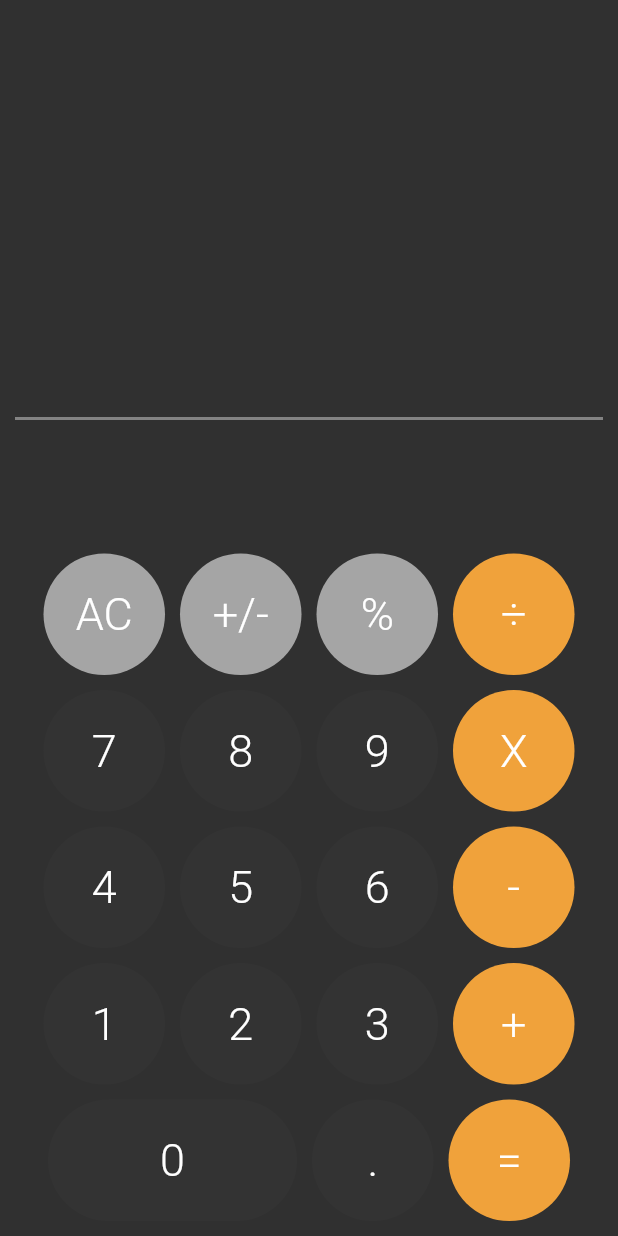
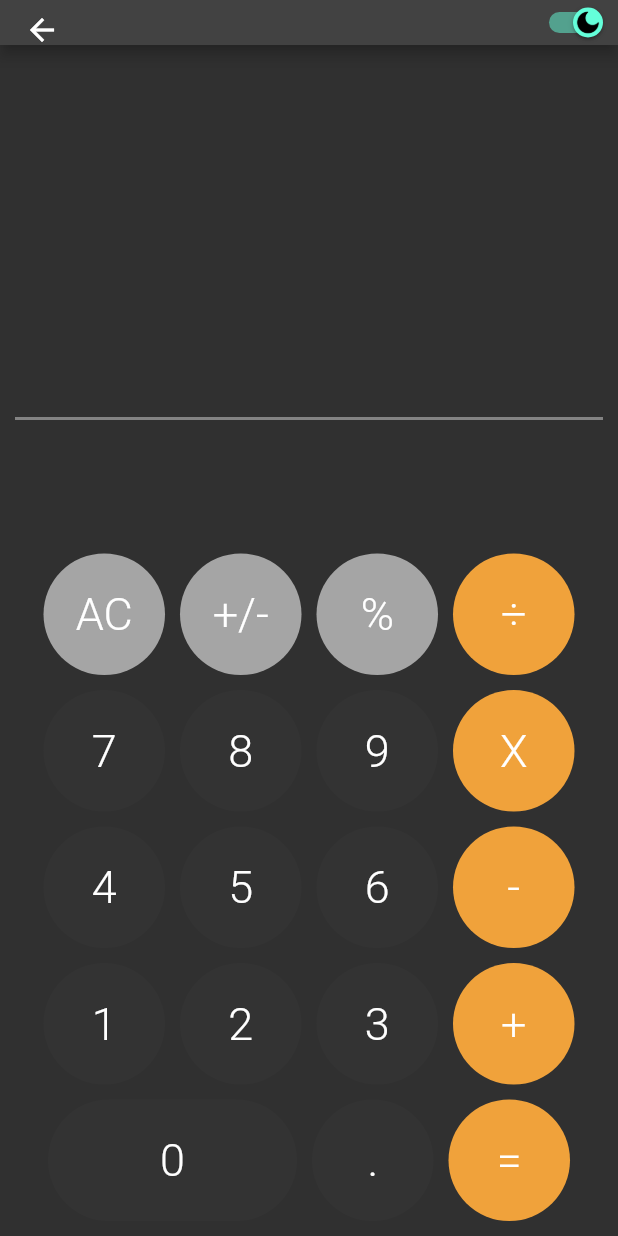
Before and after one commit to cech5/calculator_flutter, a Flutter app: the CalculatorView screen opened directly, on a phone screen of 412 x 824 dp. Run offline on Flutter 3.47's test engine with Material 2 defaults, Android fonts, the phone set to English and light mode, and no system bars; our stand-ins replace auto_size_text, bloc, equatable, flutter_bloc; generated files the repository leaves out were written again.

Commit message:
Add appbar in calculator view

```diff
--- /dev/null
+++ b/lib/features/calculator/calculator.dart
@@ -0,0 +1,2 @@
+export 'bloc/calculator_cubit.dart';
+export 'views/calculator_page.dart';
--- a/lib/features/calculator/views/carculator_view.dart
+++ b/lib/features/calculator/views/carculator_view.dart
@@ -1,4 +1,7 @@
+import 'package:auto_size_text/auto_size_text.dart';
 import 'package:calculator_flutter/features/calculator/bloc/calculator_cubit.dart';
+import 'package:calculator_flutter/features/theme/cubit/app_theme_cubit.dart';
+import 'package:calculator_flutter/features/theme/themes/app_themes.dart';
 import 'package:flutter/material.dart';
 import 'package:flutter_bloc/flutter_bloc.dart';
 
@@ -7,7 +10,23 @@ class CalculatorView extends StatelessWidget {
 
   @override
   Widget build(BuildContext context) {
+    //print(MediaQuery.of(context).size.width);
     return Scaffold(
+      appBar: AppBar(
+        toolbarHeight: 30,
+        actions: [
+          Switch(
+            value: context.select((AppThemeCubit cubit) => cubit.state) ==
+                    AppTheme.darkTheme || false,
+            onChanged: (value) {
+              context.read<AppThemeCubit>().toogleTheme();
+            },
+            activeThumbImage: const AssetImage('assets/images/dark-mode.png'),
+            inactiveThumbImage:
+                const AssetImage('assets/images/light-mode.png'),
+          )
+        ],
+      ),
       body: SafeArea(
         child: Container(
           margin: const EdgeInsets.symmetric(horizontal: 10),
```
